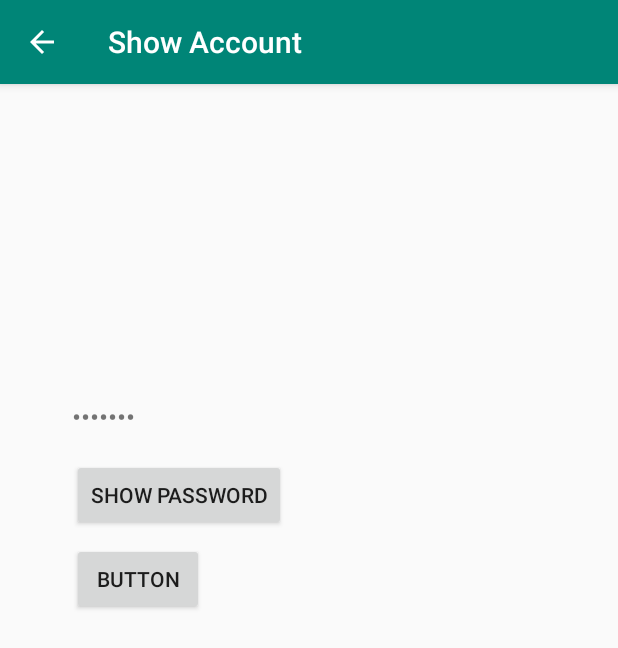
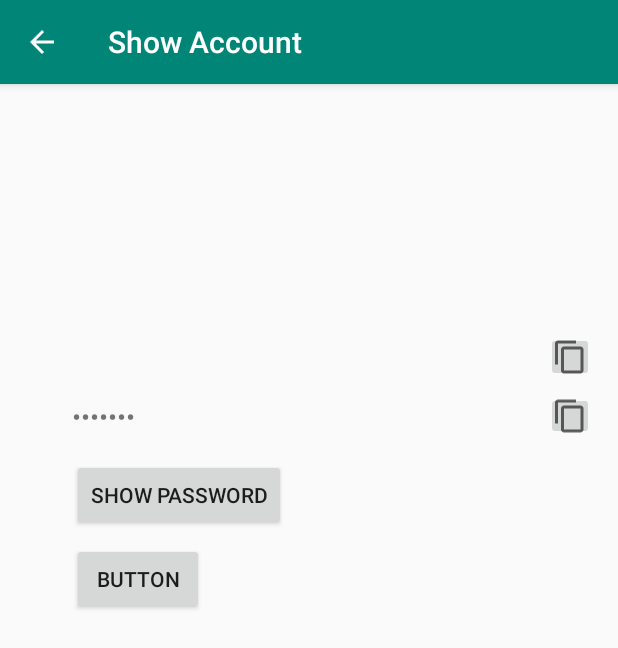
Before and after one commit to waldow90/EncryptoMobile, an Android app: the ShowAccount screen opened directly, with no data from a screen before it, on a phone screen of 412 x 824 dp. Shown: the top 648 px of the screen. Run offline under Robolectric (Android 15) with nearby library versions, the phone set to English and light mode, and no system bars; our stand-ins replace Room's generated code.

Commit message:
EDIT copy buttons

```diff
--- a/Encrypto/app/src/main/java/com/example/encrypto/MainActivity.kt
+++ b/Encrypto/app/src/main/java/com/example/encrypto/MainActivity.kt
@@ -10,6 +10,7 @@ import androidx.appcompat.app.AppCompatDelegate.*
 import com.example.encrypto.sql.ManageDB
 import kotlinx.android.synthetic.main.activity_main.*
 import kotlinx.android.synthetic.main.content_main.*
+import java.nio.charset.Charset
 
 class MainActivity : AppCompatActivity() {
 
@@ -18,10 +19,7 @@ class MainActivity : AppCompatActivity() {
         setContentView(R.layout.activity_main)
         setSupportActionBar(toolbar)
 
-        val array = ByteArray(10)
-        val array2 = ByteArray(20)
-        d("Lock", array.toString())
-        d("Lock", array2.toString())
+
         var wrong = 0
 //        Dark.setOnClickListener { setDefaultNightMode(MODE_NIGHT_YES)}
 //        Lights.setOnClickListener { setDefaultNightMode(MODE_NIGHT_NO) }
--- a/Encrypto/app/src/main/java/com/example/encrypto/sql/DAO.kt
+++ b/Encrypto/app/src/main/java/com/example/encrypto/sql/DAO.kt
@@ -35,6 +35,9 @@ interface DAO {
     @Query("DELETE FROM DB WHERE account = :account")
     fun DeleteAccount(account: String)
 
+    @Query("SELECT account FROM DB WHERE account = :account")
+    fun SearchAccount(account: String): String
+
     @Query("SELECT username FROM DB WHERE account = :account")
     fun GetSetting(account: String): String
 
--- a/Encrypto/app/src/main/res/layout/content_show_account.xml
+++ b/Encrypto/app/src/main/res/layout/content_show_account.xml
@@ -2,6 +2,7 @@
 <androidx.constraintlayout.widget.ConstraintLayout xmlns:android="http://schemas.android.com/apk/res/android"
     xmlns:app="http://schemas.android.com/apk/res-auto"
     xmlns:tools="http://schemas.android.com/tools"
+    android:id="@+id/copygeb"
     android:layout_width="match_parent"
     android:layout_height="match_parent"
     app:layout_behavior="@string/appbar_scrolling_view_behavior"
@@ -29,6 +30,7 @@
         android:layout_marginTop="16dp"
         android:layout_marginEnd="48dp"
         android:text="TextView"
+        android:textIsSelectable="true"
         android:textSize="18sp"
         app:layout_constraintEnd_toEndOf="parent"
         app:layout_constraintStart_toStartOf="parent"
@@ -42,6 +44,7 @@
         android:layout_marginTop="16dp"
         android:layout_marginEnd="48dp"
         android:text="•••••••"
+        android:textIsSelectable="true"
         android:textSize="18sp"
         app:layout_constraintEnd_toEndOf="parent"
         app:layout_constraintStart_toStartOf="parent"
@@ -66,4 +69,25 @@
         android:text="Button"
         app:layout_constraintStart_toStartOf="parent"
         app:layout_constraintTop_toBottomOf="@+id/showPass" />
+
+    <ImageButton
+        android:id="@+id/PassCopy"
+        android:layout_width="32dp"
+        android:layout_height="32dp"
+        android:layout_marginTop="205dp"
+        app:layout_constraintStart_toEndOf="@+id/Account"
+        app:layout_constraintTop_toTopOf="parent"
+        app:srcCompat="?attr/actionModeCopyDrawable" />
+
+    <ImageButton
+        android:id="@+id/gebcopy"
+        android:layout_width="32dp"
+        android:layout_height="33dp"
+        android:layout_marginTop="165dp"
+        app:layout_constraintBottom_toBottomOf="parent"
+        app:layout_constraintStart_toEndOf="@+id/Username"
+        app:layout_constraintTop_toTopOf="parent"
+        app:layout_constraintVertical_bias="0.0"
+        app:srcCompat="?attr/actionModeCopyDrawable" />
+
 </androidx.constraintlayout.widget.ConstraintLayout>
--- a/Encrypto/app/src/main/res/xml/root_preferences.xml
+++ b/Encrypto/app/src/main/res/xml/root_preferences.xml
@@ -15,6 +15,7 @@
             android:id="@+id/SettingsTheme"
             android:defaultValue="true"
             android:key="settingsTheme"
+            android:onClick='"SendMessage"'
             android:title="Enable dark theme" />
 <!--        <Button-->
 <!--            android:id="@+id/Dark"-->
```
Also changed, not shown: Encrypto/app/src/main/java/com/example/encrypto/AccountManager.kt (+9 -5 lines), Encrypto/app/src/main/java/com/example/encrypto/AccountNames.kt (added, +18 -0 lines), Encrypto/app/src/main/java/com/example/encrypto/Search.kt (added, +25 -0 lines), Encrypto/app/src/main/java/com/example/encrypto/SettingsActivity.kt (+17 -8 lines), Encrypto/app/src/main/java/com/example/encrypto/ShowAccount.kt (+45 -8 lines), Encrypto/app/src/main/res/layout/content_account_manager.xml (+6 -5 lines).
